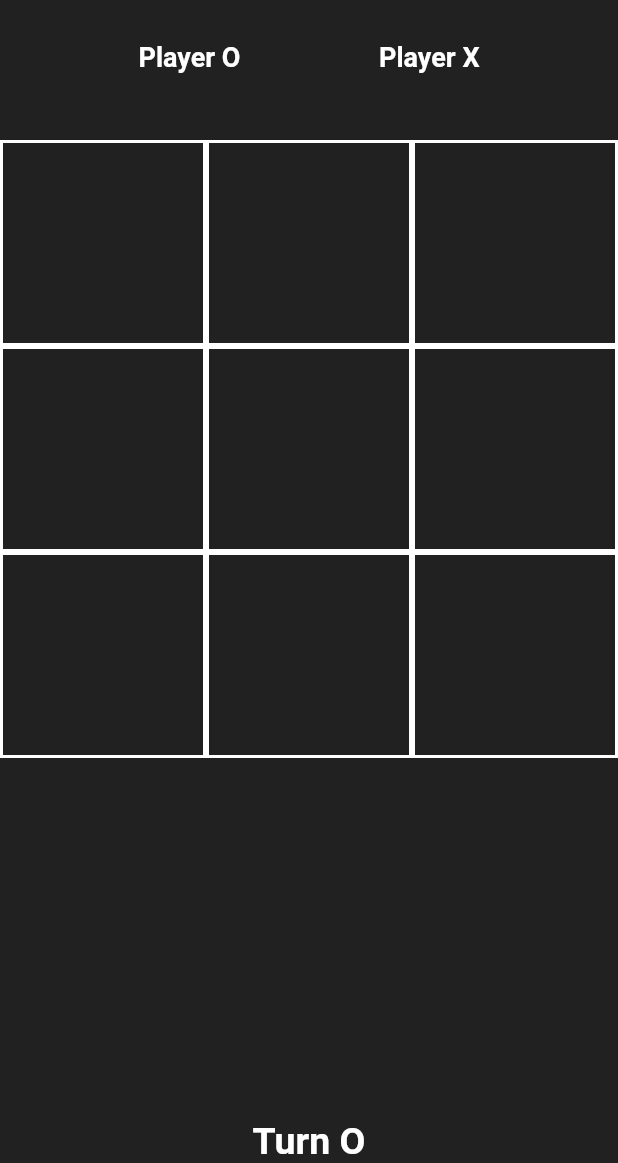
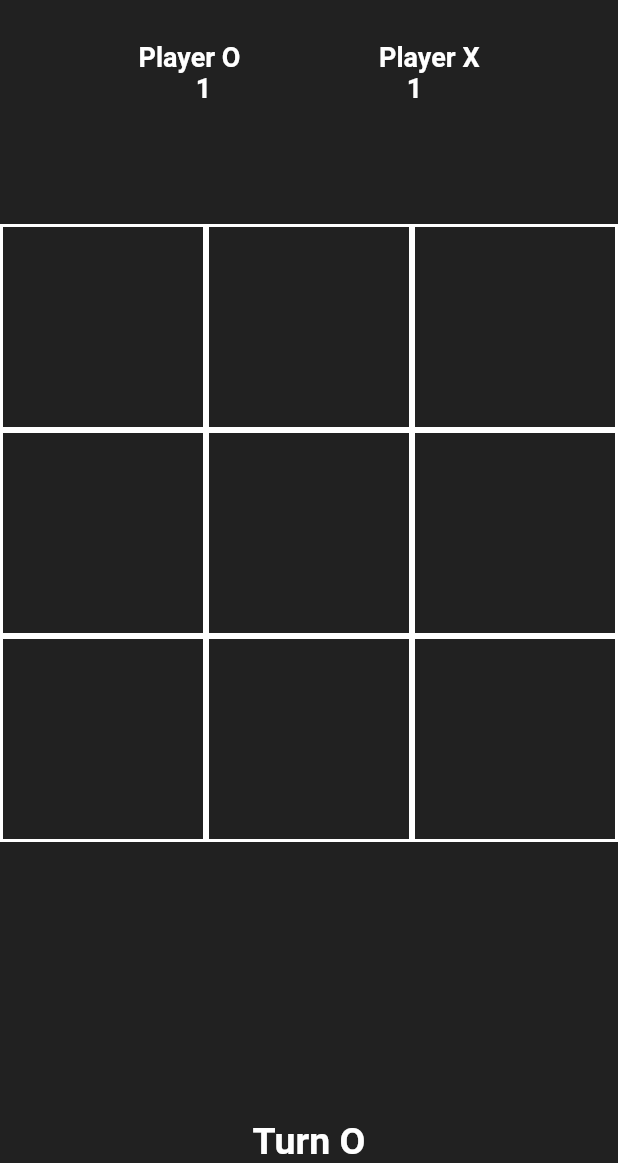
Before and after one commit to Milad-heydarloo/tic_tac_toe_game, a Flutter app: the screen it shows after launch, on a phone screen of 412 x 824 dp, the part 73-1236 px from its top. Run offline on Flutter 3.47's test engine with Material 2 defaults, Android fonts, the phone set to English and light mode, and no system bars.

Commit message:
color: list[x]== 'X' ? Colors.brown : Colors.red,

```diff
--- a/lib/home_screen.dart
+++ b/lib/home_screen.dart
@@ -9,9 +9,11 @@ class home_app extends StatefulWidget {
 
 class _home_appState extends State<home_app> {
   bool isTurnO = true;
-
+var X='1';
+var O='1';
 //zakhireh bazi to array
   List<String> list = [
+    '',
     '',
     '',
     '',
@@ -34,8 +36,9 @@ class _home_appState extends State<home_app> {
                 height: 20,
               ),
               _getRow(),
+              _getRow2(),
               SizedBox(
-                height: 45,
+                height: 80,
               ),
               _get_border(),
               _get_Trun(),
@@ -90,7 +93,21 @@ class _home_appState extends State<home_app> {
             onTap: () {
               _click(index);
             },
+            //vase inke text ha biyan vasat
             child: Container(
+              //namayesh meghdar khoneh ro item
+              child: Center(
+                child: Text(
+                  list[index],
+                  style: TextStyle(
+                    //age in index az list ke tosh hastim == X hast
+                    //to brown ro bargardon : na ghermez
+                    color: list[index]== 'X' ? Colors.brown : Colors.red,
+                    fontSize: 40,
+                    fontWeight: FontWeight.bold,
+                  ),
+                ),
+              ),
               height: 100,
               width: 100,
               decoration: BoxDecoration(
@@ -105,14 +122,12 @@ class _home_appState extends State<home_app> {
 
   void _click(int item) {
     //ba in kar age khoneh khali nabashe barmigardeh
-    if(list[item]!='')
-      return;
+    if (list[item] != '') return;
     setState(() {
-
-      if(isTurnO){
-        list[item]='O';
-      }else{
-        list[item]='X';
+      if (isTurnO) {
+        list[item] = 'O';
+      } else {
+        list[item] = 'X';
       }
       isTurnO = !isTurnO;
       print(list.toString());
@@ -121,7 +136,6 @@ class _home_appState extends State<home_app> {
 
   Widget _getRow() {
     return Row(
-      mainAxisSize: MainAxisSize.max,
       mainAxisAlignment: MainAxisAlignment.spaceEvenly,
       children: [
         Text(
@@ -143,4 +157,29 @@ class _home_appState extends State<home_app> {
       ],
     );
   }
+
+  Widget _getRow2() {
+    return Row(
+      mainAxisAlignment: MainAxisAlignment.spaceEvenly,
+      children: [
+        Text(
+          '$O',
+          style: TextStyle(
+            color: Colors.white,
+            fontSize: 18,
+            fontWeight: FontWeight.bold,
+          ),
+        ),
+
+        Text(
+          '$X',
+          style: TextStyle(
+            color: Colors.white,
+            fontSize: 18,
+            fontWeight: FontWeight.bold,
+          ),
+        ),
+      ],
+    );
+  }
 }
```
